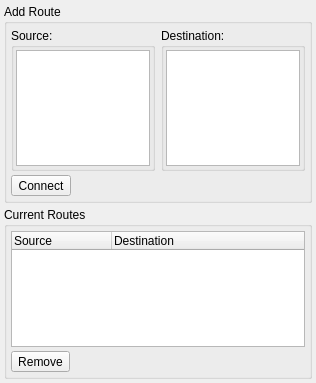
Old version of the form muse2/muse/mixer/routedialogbase.ui in the repository emrum/muse.
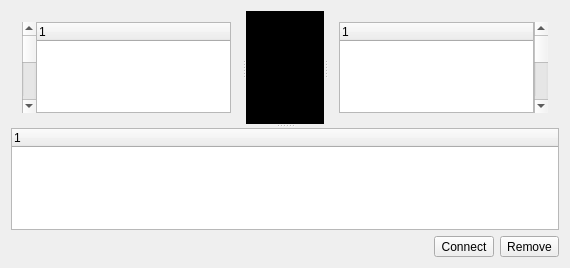
New version of the form. Custom widgets are drawn as their Qt base class.

Patch:
```diff
--- a/muse2/muse/mixer/routedialogbase.ui
+++ b/muse2/muse/mixer/routedialogbase.ui
@@ -6,8 +6,8 @@
    <rect>
     <x>0</x>
     <y>0</y>
-    <width>316</width>
-    <height>383</height>
+    <width>570</width>
+    <height>268</height>
    </rect>
   </property>
   <property name="sizePolicy">
@@ -19,76 +19,194 @@
   <property name="windowTitle">
    <string>MusE: Routing</string>
   </property>
-  <layout class="QVBoxLayout">
-   <property name="spacing">
-    <number>4</number>
-   </property>
-   <property name="margin">
-    <number>4</number>
-   </property>
-   <item>
-    <widget class="QGroupBox" name="groupBox4">
-     <property name="title">
-      <string>Add Route</string>
-     </property>
-     <layout class="QVBoxLayout">
+  <layout class="QVBoxLayout" name="verticalLayout">
+   <item>
+    <widget class="QSplitter" name="splitter_2">
+     <property name="orientation">
+      <enum>Qt::Vertical</enum>
+     </property>
+     <widget class="QSplitter" name="splitter">
+      <property name="orientation">
+       <enum>Qt::Horizontal</enum>
+      </property>
+      <property name="childrenCollapsible">
+       <bool>false</bool>
+      </property>
+      <widget class="QWidget" name="">
+       <layout class="QHBoxLayout" name="horizontalLayout_3">
       <property name="spacing">
-       <number>4</number>
-      </property>
-      <property name="margin">
-       <number>4</number>
-      </property>
+         <number>0</number>
+        </property>
+        <item>
+         <widget class="QScrollBar" name="srcTreeScrollBar">
+          <property name="orientation">
+           <enum>Qt::Vertical</enum>
+          </property>
+         </widget>
+        </item>
       <item>
-       <layout class="QHBoxLayout">
-        <item>
-         <widget class="QGroupBox" name="groupBox2">
-          <property name="sizePolicy">
-           <sizepolicy hsizetype="Expanding" vsizetype="Expanding">
-            <horstretch>0</horstretch>
-            <verstretch>0</verstretch>
-           </sizepolicy>
+         <widget class="MusEGui::RouteTreeWidget" name="newSrcList">
+          <property name="verticalScrollBarPolicy">
+           <enum>Qt::ScrollBarAlwaysOff</enum>
           </property>
-          <property name="title">
-           <string>Source:</string>
+          <property name="selectionMode">
+           <enum>QAbstractItemView::ExtendedSelection</enum>
           </property>
-          <layout class="QVBoxLayout">
-           <property name="spacing">
-            <number>0</number>
-           </property>
-           <property name="margin">
-            <number>2</number>
-           </property>
-           <item>
-            <widget class="QListWidget" name="newSrcList"/>
+          <property name="selectionBehavior">
+           <enum>QAbstractItemView::SelectRows</enum>
+          </property>
+          <property name="isInput" stdset="0">
+           <bool>true</bool>
+          </property>
+          <column>
+           <property name="text">
+            <string notr="true">1</string>
+           </property>
+          </column>
+         </widget>
            </item>
           </layout>
          </widget>
-        </item>
-        <item>
-         <widget class="QGroupBox" name="groupBox3">
-          <property name="sizePolicy">
-           <sizepolicy hsizetype="Expanding" vsizetype="Expanding">
-            <horstretch>0</horstretch>
-            <verstretch>0</verstretch>
-           </sizepolicy>
-          </property>
-          <property name="title">
-           <string>Destination:</string>
-          </property>
-          <layout class="QVBoxLayout">
+      <widget class="MusEGui::ConnectionsView" name="connectionsWidget">
+       <property name="minimumSize">
+        <size>
+         <width>0</width>
+         <height>0</height>
+        </size>
+       </property>
+       <property name="palette">
+        <palette>
+         <active>
+          <colorrole role="Base">
+           <brush brushstyle="SolidPattern">
+            <color alpha="255">
+             <red>255</red>
+             <green>255</green>
+             <blue>255</blue>
+            </color>
+           </brush>
+          </colorrole>
+          <colorrole role="Window">
+           <brush brushstyle="SolidPattern">
+            <color alpha="255">
+             <red>0</red>
+             <green>0</green>
+             <blue>0</blue>
+            </color>
+           </brush>
+          </colorrole>
+         </active>
+         <inactive>
+          <colorrole role="Base">
+           <brush brushstyle="SolidPattern">
+            <color alpha="255">
+             <red>255</red>
+             <green>255</green>
+             <blue>255</blue>
+            </color>
+           </brush>
+          </colorrole>
+          <colorrole role="Window">
+           <brush brushstyle="SolidPattern">
+            <color alpha="255">
+             <red>0</red>
+             <green>0</green>
+             <blue>0</blue>
+            </color>
+           </brush>
+          </colorrole>
+         </inactive>
+         <disabled>
+          <colorrole role="Base">
+           <brush brushstyle="SolidPattern">
+            <color alpha="255">
+             <red>0</red>
+             <green>0</green>
+             <blue>0</blue>
+            </color>
+           </brush>
+          </colorrole>
+          <colorrole role="Window">
+           <brush brushstyle="SolidPattern">
+            <color alpha="255">
+             <red>0</red>
+             <green>0</green>
+             <blue>0</blue>
+            </color>
+           </brush>
+          </colorrole>
+         </disabled>
+        </palette>
+       </property>
+       <property name="autoFillBackground">
+        <bool>true</bool>
+       </property>
+      </widget>
+      <widget class="QWidget" name="">
+       <layout class="QHBoxLayout" name="horizontalLayout_2">
            <property name="spacing">
             <number>0</number>
            </property>
-           <property name="margin">
-            <number>2</number>
-           </property>
+        <item>
+         <widget class="MusEGui::RouteTreeWidget" name="newDstList">
+          <property name="verticalScrollBarPolicy">
+           <enum>Qt::ScrollBarAlwaysOff</enum>
+          </property>
+          <property name="selectionMode">
+           <enum>QAbstractItemView::ExtendedSelection</enum>
+          </property>
+          <property name="selectionBehavior">
+           <enum>QAbstractItemView::SelectRows</enum>
+          </property>
+          <property name="isInput" stdset="0">
+           <bool>false</bool>
+          </property>
+          <column>
+           <property name="text">
+            <string notr="true">1</string>
+           </property>
+          </column>
+         </widget>
+        </item>
            <item>
-            <widget class="QListWidget" name="newDstList"/>
+         <widget class="QScrollBar" name="dstTreeScrollBar">
+          <property name="orientation">
+           <enum>Qt::Vertical</enum>
+          </property>
+         </widget>
            </item>
           </layout>
          </widget>
-        </item>
-       </layout>
+     </widget>
+     <widget class="QTreeWidget" name="routeList">
+      <property name="selectionMode">
+       <enum>QAbstractItemView::ExtendedSelection</enum>
+      </property>
+      <property name="selectionBehavior">
+       <enum>QAbstractItemView::SelectRows</enum>
+      </property>
+      <column>
+       <property name="text">
+        <string notr="true">1</string>
+       </property>
+      </column>
+     </widget>
+    </widget>
+   </item>
+   <item>
+    <layout class="QHBoxLayout" name="horizontalLayout">
+     <item>
+      <spacer name="horizontalSpacer">
+       <property name="orientation">
+        <enum>Qt::Horizontal</enum>
+       </property>
+       <property name="sizeHint" stdset="0">
+        <size>
+         <width>40</width>
+         <height>20</height>
+        </size>
+       </property>
+      </spacer>
       </item>
       <item>
        <widget class="QToolButton" name="connectButton">
@@ -106,47 +224,6 @@
         </property>
        </widget>
       </item>
-     </layout>
-    </widget>
-   </item>
-   <item>
-    <widget class="QGroupBox" name="groupBox1">
-     <property name="title">
-      <string>Current Routes</string>
-     </property>
-     <layout class="QVBoxLayout">
-      <property name="spacing">
-       <number>4</number>
-      </property>
-      <property name="margin">
-       <number>4</number>
-      </property>
-      <item>
-       <widget class="QTreeWidget" name="routeList">
-        <column>
-         <property name="text">
-          <string>Source</string>
-         </property>
-         <property name="clickable">
-          <bool>true</bool>
-         </property>
-         <property name="resizable">
-          <bool>true</bool>
-         </property>
-        </column>
-        <column>
-         <property name="text">
-          <string>Destination</string>
-         </property>
-         <property name="clickable">
-          <bool>true</bool>
-         </property>
-         <property name="resizable">
-          <bool>true</bool>
-         </property>
-        </column>
-       </widget>
-      </item>
       <item>
        <widget class="QToolButton" name="removeButton">
         <property name="sizePolicy">
@@ -164,11 +241,24 @@
        </widget>
       </item>
      </layout>
-    </widget>
    </item>
   </layout>
  </widget>
  <layoutdefault spacing="6" margin="11"/>
+ <customwidgets>
+  <customwidget>
+   <class>MusEGui::ConnectionsView</class>
+   <extends>QFrame</extends>
+   <header>routedialog.h</header>
+   <container>1</container>
+  </customwidget>
+  <customwidget>
+   <class>MusEGui::RouteTreeWidget</class>
+   <extends>QTreeWidget</extends>
+   <header>routedialog.h</header>
+   <container>1</container>
+  </customwidget>
+ </customwidgets>
  <resources/>
  <connections/>
 </ui>
```
Lines whose indentation alone changed are shown as unchanged.
